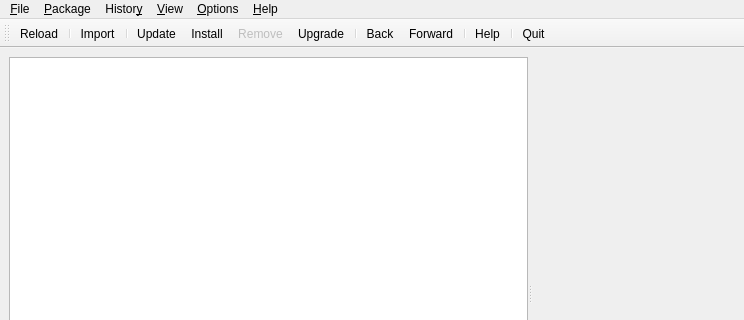
First picture: the form in pkg-explorer/src/MainWindow.ui, repository m2osw/unigw, before the edit; both pictures show x 0 to 744 and y 0 to 320 of the 744 by 584 pixel window.
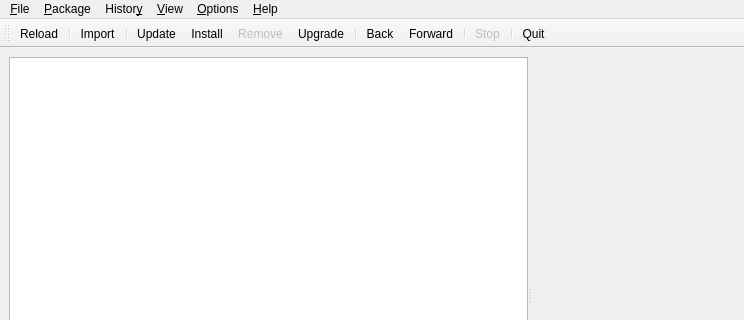
Second picture: the form after the edit. Icons and pictures are not drawn. Custom widgets are drawn as their Qt base class.

What changed in the file:
```diff
--- a/pkg-explorer/src/MainWindow.ui
+++ b/pkg-explorer/src/MainWindow.ui
@@ -157,7 +157,7 @@
    <addaction name="actionHistoryBack"/>
    <addaction name="actionHistoryForward"/>
    <addaction name="separator"/>
-   <addaction name="actionHelp"/>
+   <addaction name="actionStop"/>
    <addaction name="separator"/>
    <addaction name="actionQuit"/>
   </widget>
@@ -615,6 +615,24 @@
     <string>Show/hide application.</string>
    </property>
   </action>
+  <action name="actionStop">
+   <property name="enabled">
+    <bool>false</bool>
+   </property>
+   <property name="icon">
+    <iconset resource="resources.qrc">
+     <normaloff>:/icons/stop</normaloff>:/icons/stop</iconset>
+   </property>
+   <property name="text">
+    <string>&amp;Stop</string>
+   </property>
+   <property name="toolTip">
+    <string>Stop current operation</string>
+   </property>
+   <property name="shortcut">
+    <string>Ctrl+S</string>
+   </property>
+  </action>
  </widget>
  <customwidgets>
   <customwidget>
```
Left out of the diff: 5 changed lines with no effect on the pictures.
